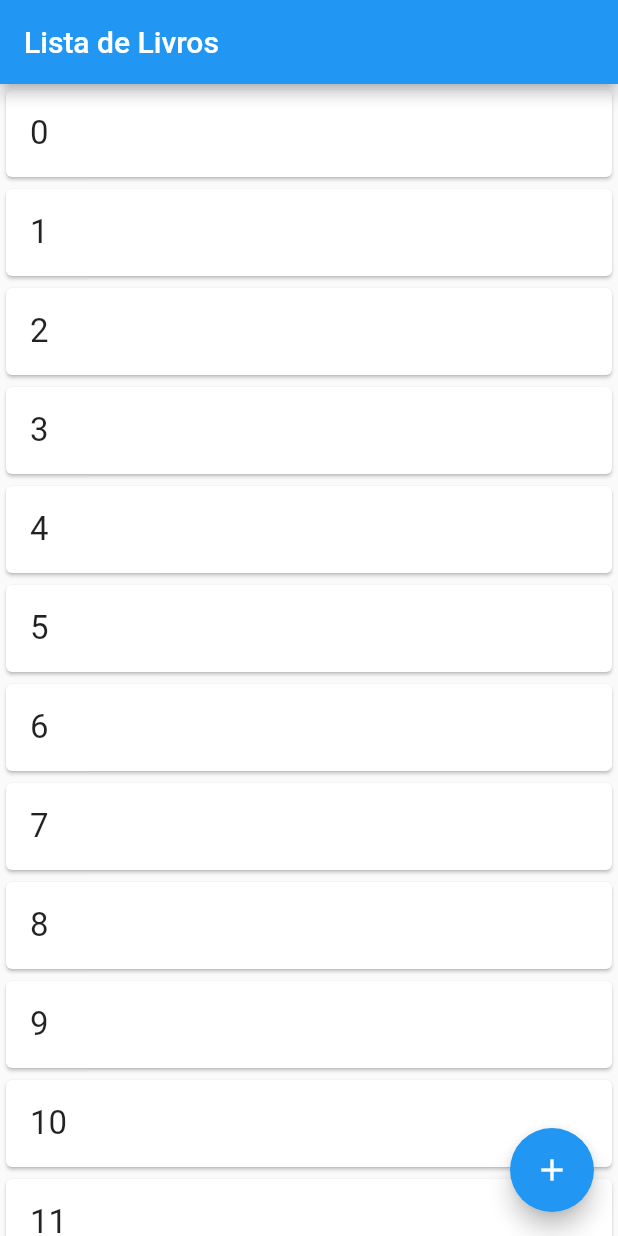
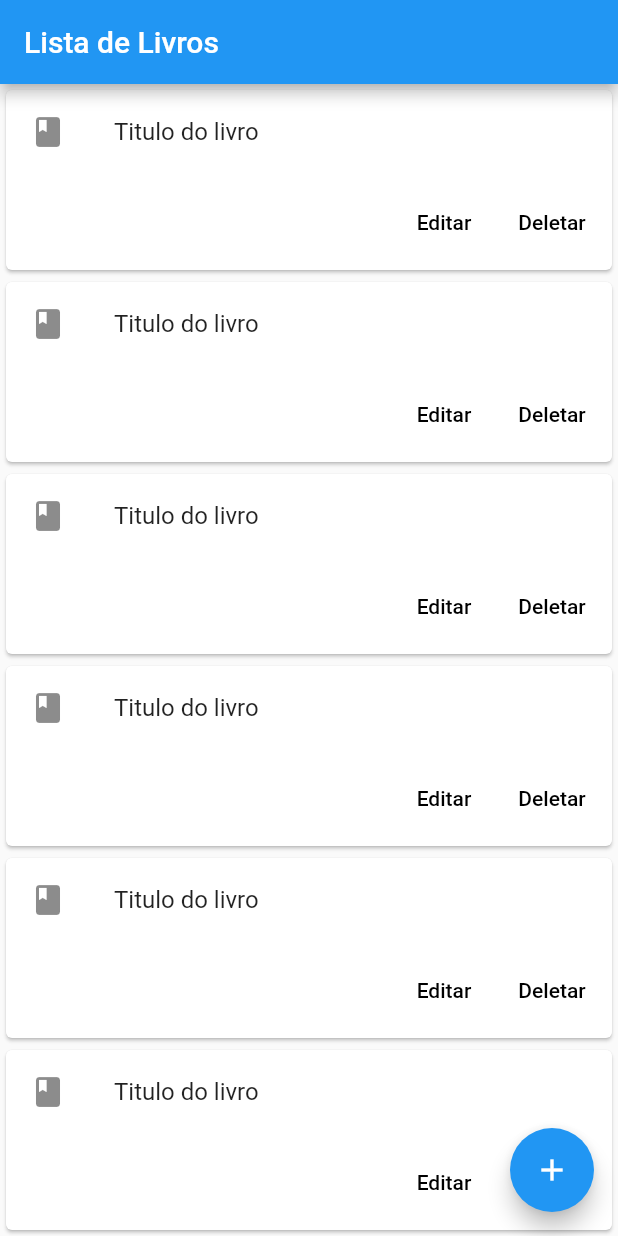
Before and after one commit to Leoxxid/onebitbook_client, a Flutter app: the screen it shows after launch, on a phone screen of 412 x 824 dp. Run offline on Flutter 3.47's test engine with Material 2 defaults, Android fonts, the phone set to English and light mode, and no system bars.

Commit message:
Feat: Ajustando formato do card da lista

```diff
--- a/lib/components/BookListComponent.dart
+++ b/lib/components/BookListComponent.dart
@@ -1,17 +1,37 @@
 import 'package:flutter/material.dart';
 
 class BookListComponent extends StatelessWidget {
+  final edit = 'Editar';
+  final delete = 'Deletar';
+
   @override
   Widget build(BuildContext context) {
     return ListView.builder(
       itemBuilder: (context, position) {
         return Card(
-          child: Padding(
-            padding: const EdgeInsets.all(16.0),
-            child: Text(
-              position.toString(),
-              style: TextStyle(fontSize: 22.0),
-            ),
+          child: Column(
+            mainAxisSize: MainAxisSize.min,
+            children: <Widget>[
+              const ListTile(
+                leading: Icon(Icons.book),
+                title: Text('Titulo do livro'),
+              ),
+              ButtonTheme.bar(
+                // make buttons use the appropriate styles for cards
+                child: ButtonBar(
+                  children: <Widget>[
+                    FlatButton(
+                      child: Text(edit),
+                      onPressed: () {/* ... */},
+                    ),
+                    FlatButton(
+                      child: Text(delete),
+                      onPressed: () {/* ... */},
+                    ),
+                  ],
+                ),
+              ),
+            ],
           ),
         );
       },
```
